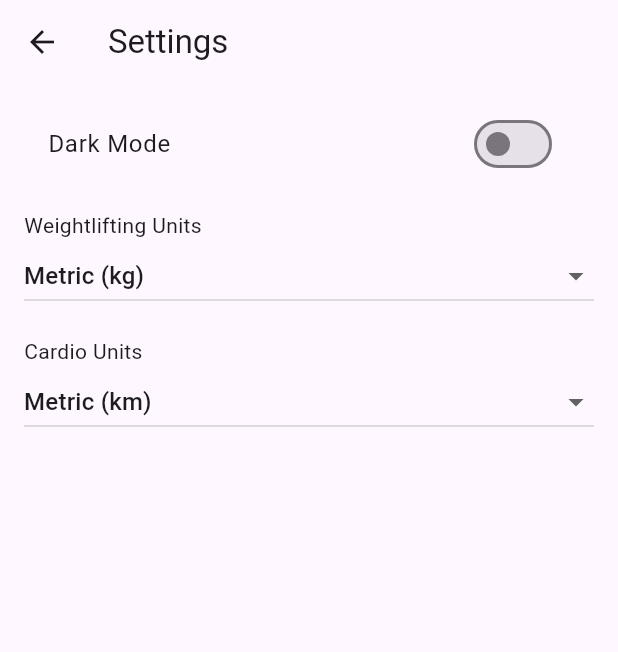
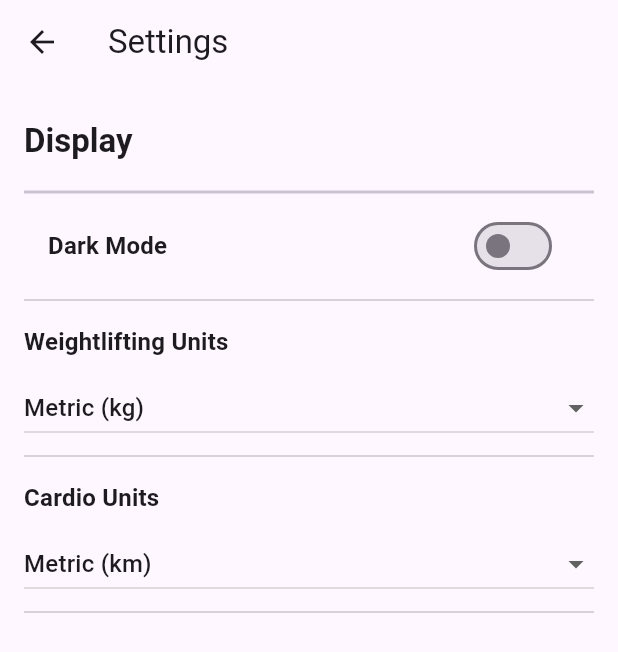
Before and after one commit to gianmg01/gymapp, a Flutter app: the screen it shows after launch, after a tap on the "settings" icon, on a phone screen of 412 x 824 dp. Shown: the top 652 px of the screen. Run offline on Flutter 3.47's test engine with Material 3 defaults, Android fonts, the phone set to English and light mode, and no system bars; our stand-ins replace shared_preferences.

Commit message:
changed setting layout

```diff
--- a/lib/settings_screen.dart
+++ b/lib/settings_screen.dart
@@ -7,18 +7,42 @@ class SettingsScreen extends StatelessWidget {
 
   @override
   Widget build(BuildContext context) {
+    // Section headers use a larger, bold style
+    final sectionStyle = Theme.of(context)
+        .textTheme
+        .headline6
+        ?.copyWith(fontWeight: FontWeight.bold);
+    // Setting labels slightly smaller but still bold
+    final labelStyle = Theme.of(context)
+        .textTheme
+        .subtitle1
+        ?.copyWith(fontWeight: FontWeight.w600);
+
     return Scaffold(
       appBar: AppBar(title: Text("Settings")),
       body: ListView(
         padding: EdgeInsets.symmetric(vertical: 12, horizontal: 16),
         children: [
+          // -- Section: Display --
+          Padding(
+            padding: const EdgeInsets.symmetric(vertical: 12),
+            child: Text("Display", style: sectionStyle),
+          ),
+          Divider(thickness: 2),
+
+          // Dark Mode
           SwitchListTile(
-            title: Text("Dark Mode"),
+            title: Text("Dark Mode", style: labelStyle),
             value: settings.themeMode == ThemeMode.dark,
             onChanged: (val) => settings.toggleTheme(val),
           ),
-          SizedBox(height: 16),
-          Text("Weightlifting Units"),
+          Divider(),
+
+          // Weightlifting Units
+          Padding(
+            padding: const EdgeInsets.symmetric(vertical: 8),
+            child: Text("Weightlifting Units", style: labelStyle),
+          ),
           DropdownButton<WeightUnit>(
             value: settings.weightUnit,
             onChanged: (val) {
@@ -36,8 +60,13 @@ class SettingsScreen extends StatelessWidget {
               ),
             ],
           ),
-          SizedBox(height: 16),
-          Text("Cardio Units"),
+          Divider(),
+
+          // Cardio Units
+          Padding(
+            padding: const EdgeInsets.symmetric(vertical: 8),
+            child: Text("Cardio Units", style: labelStyle),
+          ),
           DropdownButton<CardioUnit>(
             value: settings.cardioUnit,
             onChanged: (val) {
@@ -59,6 +88,7 @@ class SettingsScreen extends StatelessWidget {
               ),
             ],
           ),
+          Divider(),
         ],
       ),
     );
```
Also changed, not shown: lib/main.dart (+76 -83 lines).
